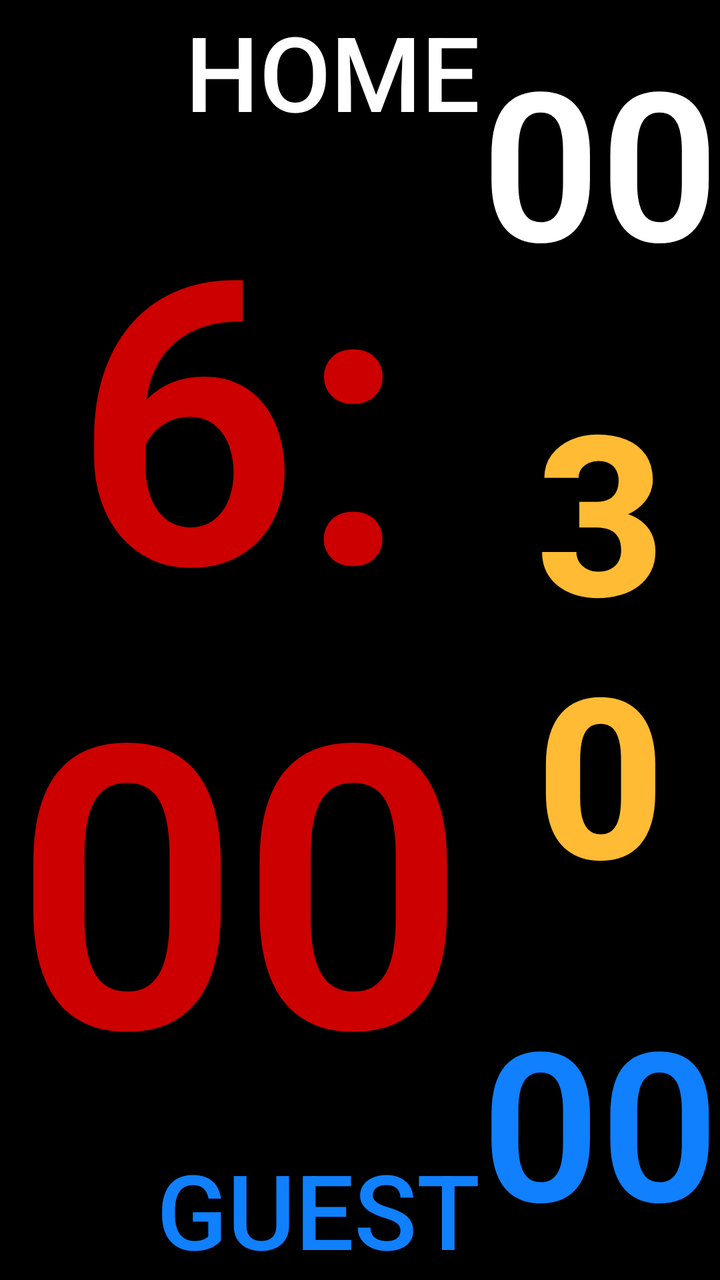
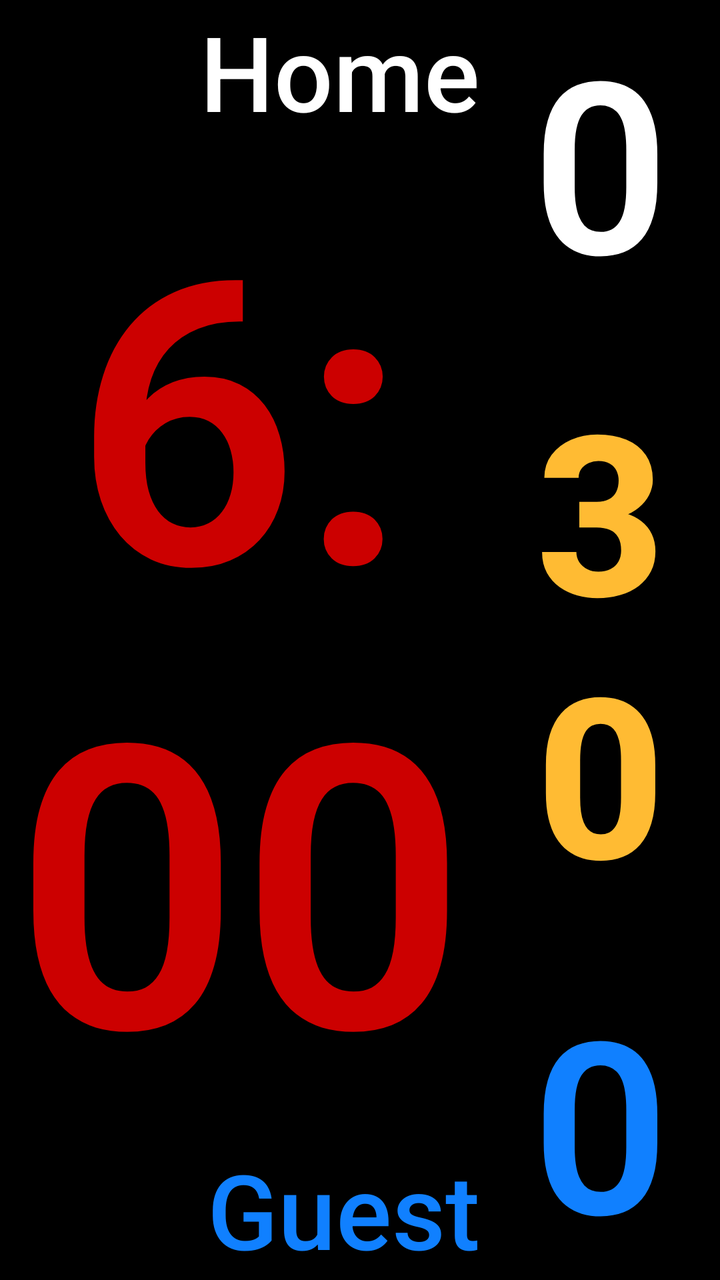

Two renders of the same Android screen: before a commit and after it. Below are the layout's source before the change and the commit's diff.
<!-- AndroidManifest.xml: application theme AppTheme -->
<!-- res/layout/new_full_board.xml -->
<?xml version="1.0" encoding="utf-8"?>
<androidx.coordinatorlayout.widget.CoordinatorLayout xmlns:android="http://schemas.android.com/apk/res/android"
    xmlns:app="http://schemas.android.com/apk/res-auto"
    xmlns:tools="http://schemas.android.com/tools"
    android:layout_width="match_parent"
    android:layout_height="match_parent"
    android:keepScreenOn="true"
    tools:context="de.wasserball.wabaclock.main.NewFullBoard">

    <LinearLayout
        android:id="@+id/newfullBoardLayout"
        android:layout_width="match_parent"
        android:layout_height="match_parent"
        android:orientation="horizontal">

        <LinearLayout
            android:layout_width="match_parent"
            android:layout_height="match_parent"
            android:layout_weight="1"
            android:orientation="vertical">

            <Button
                android:id="@+id/btnTeamHome"
                style="@style/Widget.AppCompat.Button.Borderless"
                android:layout_width="match_parent"
                android:layout_height="match_parent"
                android:layout_weight="4"
                android:background="@android:color/background_dark"
                android:text="@string/home_team_default_name"
                android:textAlignment="textEnd"
                android:textColor="@android:color/white"
                app:autoSizeMaxTextSize="400sp"
                app:autoSizeMinTextSize="12sp"
                app:autoSizeStepGranularity="2sp"
                app:autoSizeTextType="uniform" />

            <Button
                android:id="@+id/mainTimeBoard"
                style="@style/Widget.AppCompat.Button.Borderless"
                android:layout_width="match_parent"
                android:layout_height="match_parent"
                android:layout_weight="1"
                android:background="@android:color/background_dark"
                android:clickable="true"
                android:contentDescription="@string/main_time_content_description"
                android:focusable="true"
                android:text="@string/main_time_default_val"
                android:textAlignment="center"
                android:textAllCaps="false"
                android:textAppearance="@style/TextAppearance.AppCompat.Display4"
                android:textColor="@android:color/holo_red_dark"
                android:textSize="112sp"
                android:textStyle="bold"
                app:autoSizeMaxTextSize="4000sp"
                app:autoSizeMinTextSize="12sp"
                app:autoSizeStepGranularity="2sp"
                app:autoSizeTextType="uniform" />

            <Button
                android:id="@+id/btnTeamGuest"
                style="@style/Widget.AppCompat.Button.Borderless"
                android:layout_width="match_parent"
                android:layout_height="match_parent"
                android:layout_weight="4"
                android:background="@android:color/background_dark"
                android:text="@string/guest_team_default_name"
                android:textAlignment="textEnd"
                android:textColor="@color/blue"
                app:autoSizeMaxTextSize="400sp"
                app:autoSizeMinTextSize="12sp"
                app:autoSizeStepGranularity="2sp"
                app:autoSizeTextType="uniform" />
        </LinearLayout>

        <LinearLayout
            android:id="@+id/layoutButtons"
            android:layout_width="match_parent"
            android:layout_height="match_parent"
            android:layout_weight="2"
            android:background="@android:color/background_dark"
            android:orientation="vertical">

            <Button
                android:id="@+id/toreHeimBoard"
                style="@style/Widget.AppCompat.Button.Borderless"
                android:layout_width="match_parent"
                android:layout_height="match_parent"
                android:layout_weight="3"
                android:background="@android:color/background_dark"
                android:contentDescription="@string/goals_home_content_description"
                android:text="@string/_00"
                android:textAlignment="center"
                android:textAppearance="@style/TextAppearance.AppCompat.Display4"
                android:textColor="@android:color/background_light"
                android:textStyle="bold"
                app:autoSizeMaxTextSize="4000sp"
                app:autoSizeMinTextSize="12sp"
                app:autoSizeStepGranularity="2sp"
                app:autoSizeTextType="uniform" />

            <Button
                android:id="@+id/shotclock_angriffszeit2"
                style="@style/Widget.AppCompat.Button.Borderless"
                android:layout_width="match_parent"
                android:layout_height="match_parent"
                android:layout_weight="2"
                android:background="@android:color/background_dark"
                android:clickable="true"
                android:contentDescription="@string/shotclock_content_description"
                android:focusable="true"
                android:text="@string/shotclock_default_val"
                android:textAlignment="center"
                android:textAppearance="?android:attr/textAppearanceButton"
                android:textColor="@android:color/holo_orange_light"
                android:textStyle="bold"
                app:autoSizeMaxTextSize="4000sp"
                app:autoSizeMinTextSize="12sp"
                app:autoSizeStepGranularity="20sp"
                app:autoSizeTextType="uniform" />

            <Button
                android:id="@+id/toreGastBoard"
                style="@style/Widget.AppCompat.Button.Borderless"
                android:layout_width="match_parent"
                android:layout_height="match_parent"
                android:layout_weight="3"
                android:background="@android:color/background_dark"
                android:contentDescription="@string/goals_guest_content_description"
                android:elegantTextHeight="false"
                android:includeFontPadding="true"
                android:text="@string/_00"
                android:textAlignment="center"
                android:textAppearance="@style/TextAppearance.AppCompat.Display4"
                android:textColor="@color/blue"
                android:textStyle="bold"
                app:autoSizeMaxTextSize="4000sp"
                app:autoSizeMinTextSize="12sp"
                app:autoSizeStepGranularity="2sp"
                app:autoSizeTextType="uniform" />

        </LinearLayout>
    </LinearLayout>

</androidx.coordinatorlayout.widget.CoordinatorLayout>
<!-- resources referenced by this layout -->
<resources>
  <color name="blue">#1080FF</color>
  <string name="_00">00</string>
  <string name="goals_guest_content_description">golas guest</string>
  <string name="goals_home_content_description">goals home</string>
  <string name="guest_team_default_name">Guest</string>
  <string name="home_team_default_name">Home</string>
  <string name="main_time_content_description">main time</string>
  <string name="main_time_default_val">6:00</string>
  <string name="shotclock_content_description">shotclock</string>
  <string name="shotclock_default_val">30</string>
  <style name="AppTheme" parent="Theme.AppCompat.Light.NoActionBar">
          
          <item name="colorPrimary">@color/colorPrimary</item>
          <item name="colorPrimaryDark">@color/colorPrimaryDark</item>
          <item name="colorAccent">@color/colorAccent</item>
      </style>
  <color name="colorPrimary">#008577</color>
  <color name="colorPrimaryDark">#000000</color>
  <color name="colorAccent">#D81B60</color>
</resources>

<!-- the commit's change to res/layout/new_full_board.xml (unified diff, before → after) -->
@@ -28,6 +28,7 @@
                 android:background="@android:color/background_dark"
                 android:text="@string/home_team_default_name"
                 android:textAlignment="textEnd"
+                android:textAllCaps="false"
                 android:textColor="@android:color/white"
                 app:autoSizeMaxTextSize="400sp"
                 app:autoSizeMinTextSize="12sp"
@@ -65,6 +66,7 @@
                 android:background="@android:color/background_dark"
                 android:text="@string/guest_team_default_name"
                 android:textAlignment="textEnd"
+                android:textAllCaps="false"
                 android:textColor="@color/blue"
                 app:autoSizeMaxTextSize="400sp"
                 app:autoSizeMinTextSize="12sp"
@@ -90,6 +92,7 @@
                 android:contentDescription="@string/goals_home_content_description"
                 android:text="@string/_00"
                 android:textAlignment="center"
+                android:textAllCaps="false"
                 android:textAppearance="@style/TextAppearance.AppCompat.Display4"
                 android:textColor="@android:color/background_light"
                 android:textStyle="bold"
@@ -110,6 +113,7 @@
                 android:focusable="true"
                 android:text="@string/shotclock_default_val"
                 android:textAlignment="center"
+                android:textAllCaps="false"
                 android:textAppearance="?android:attr/textAppearanceButton"
                 android:textColor="@android:color/holo_orange_light"
                 android:textStyle="bold"
@@ -130,6 +134,7 @@
                 android:includeFontPadding="true"
                 android:text="@string/_00"
                 android:textAlignment="center"
+                android:textAllCaps="false"
                 android:textAppearance="@style/TextAppearance.AppCompat.Display4"
                 android:textColor="@color/blue"
                 android:textStyle="bold"
<!-- resource entries referenced after the edit -->
@@ -1,7 +1,7 @@
 <!-- resources referenced by this layout -->
 <resources>
   <color name="blue">#1080FF</color>
-  <string name="_00">00</string>
+  <string name="_00">0</string>
   <string name="goals_guest_content_description">golas guest</string>
   <string name="goals_home_content_description">goals home</string>
   <string name="guest_team_default_name">Guest</string>
